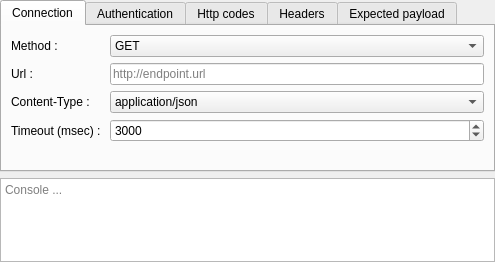
Qt form RequestFlowApp/CoreView/ui/EndpointNodeUi.ui (fatehmtd/RequestFlow) before a commit.
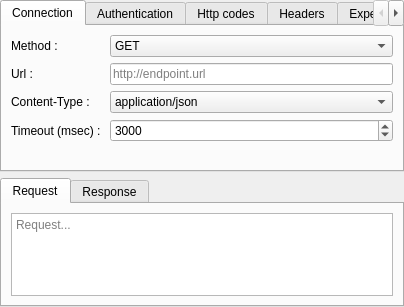
The same form after that commit. The open tabs and pages were chosen to show the change.

Commit message: Added request tab in EndpointNode, added SingleLineTextEdit for futre text highlight

Diff of the .ui file:
```diff
--- a/RequestFlowApp/CoreView/ui/EndpointNodeUi.ui
+++ b/RequestFlowApp/CoreView/ui/EndpointNodeUi.ui
@@ -6,14 +6,14 @@
    <rect>
     <x>0</x>
     <y>0</y>
-    <width>495</width>
-    <height>262</height>
+    <width>404</width>
+    <height>307</height>
    </rect>
   </property>
   <property name="windowTitle">
    <string>EndpointNode</string>
   </property>
-  <layout class="QGridLayout" name="gridLayout_4">
+  <layout class="QGridLayout" name="gridLayout_7">
    <property name="leftMargin">
     <number>0</number>
    </property>
@@ -26,9 +26,6 @@
    <property name="bottomMargin">
     <number>0</number>
    </property>
-   <property name="spacing">
-    <number>6</number>
-   </property>
    <item row="0" column="0">
     <widget class="QTabWidget" name="tabWidget_2">
      <property name="maximumSize">
@@ -802,13 +799,44 @@
     </widget>
    </item>
    <item row="1" column="0">
-    <widget class="QPlainTextEdit" name="plainTextEdit_response">
-     <property name="readOnly">
-      <bool>true</bool>
+    <widget class="QTabWidget" name="tabWidget">
+     <property name="currentIndex">
+      <number>1</number>
      </property>
-     <property name="placeholderText">
-      <string>Console ...</string>
-     </property>
+     <widget class="QWidget" name="tab_10">
+      <attribute name="title">
+       <string>Request</string>
+      </attribute>
+      <layout class="QGridLayout" name="gridLayout_4">
+       <item row="0" column="0">
+        <widget class="QPlainTextEdit" name="plainTextEdit_request">
+         <property name="readOnly">
+          <bool>true</bool>
+         </property>
+         <property name="placeholderText">
+          <string>Request...</string>
+         </property>
+        </widget>
+       </item>
+      </layout>
+     </widget>
+     <widget class="QWidget" name="tab_11">
+      <attribute name="title">
+       <string>Response</string>
+      </attribute>
+      <layout class="QGridLayout" name="gridLayout_6">
+       <item row="0" column="0">
+        <widget class="QPlainTextEdit" name="plainTextEdit_response">
+         <property name="readOnly">
+          <bool>true</bool>
+         </property>
+         <property name="placeholderText">
+          <string>Response...</string>
+         </property>
+        </widget>
+       </item>
+      </layout>
+     </widget>
     </widget>
    </item>
   </layout>
```
Left out of the diff: 2 changed lines with no effect on the pictures. The commit also changes 5 other files.
